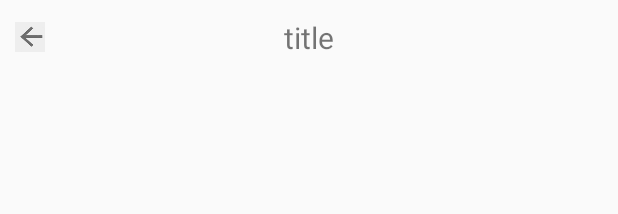
After one commit to BRIANYANGYANG/InfoComm_App, an Android app: the layout map_main.xml on its own in the app's theme, with its tools: preview values and no code run, on a phone screen of 412 x 824 dp. The commit adds this screen. Shown: the top 214 px of the screen. Run offline under Robolectric (Android 15) with nearby library versions, the phone set to English and light mode, and no system bars.

Commit message:
cm  增加返回标题栏 增加主页spinner选择位置 增加各窗口布局文件

```diff
--- /dev/null
+++ b/app/src/main/java/com/example/administrator/infocomm/TitleView.java
@@ -0,0 +1,49 @@
+package com.example.administrator.infocomm;
+
+import android.app.Activity;
+import android.content.Context;
+import android.support.annotation.NonNull;
+import android.support.annotation.Nullable;
+import android.support.v4.view.LayoutInflaterCompat;
+import android.util.AttributeSet;
+import android.view.LayoutInflater;
+import android.view.View;
+import android.widget.FrameLayout;
+import android.widget.ImageView;
+import android.widget.TextView;
+
+/**
+ * Created by Administrator on 2018/3/12 0012.
+ */
+
+public class TitleView extends FrameLayout {
+    private TextView titleText;
+    private ImageView back;
+
+    public TitleView( Context context,  AttributeSet attrs) {
+        super(context, attrs);
+        LayoutInflater.from(context).inflate(R.layout.title, this);
+        titleText = findViewById(R.id.title_text);
+        back = findViewById(R.id.back);
+        back.setOnClickListener(new OnClickListener() {
+            @Override
+            public void onClick(View view) {
+                ((Activity) getContext()).finish();
+            }
+        });
+    }
+
+    /**
+     * 设置标题
+     * @param text
+     */
+    public void setTitleText(String text) {
+        titleText.setText(text);
+    }
+    /**
+     * 隐藏返回按钮
+     */
+    public void hideBackImage(){
+        back.setVisibility(View.GONE);
+    }
+}
--- a/app/src/main/res/layout/activity_main.xml
+++ b/app/src/main/res/layout/activity_main.xml
@@ -45,6 +45,12 @@
 
     </RelativeLayout>
 
+    <Spinner
+        android:id="@+id/spiner"
+        android:layout_below="@id/topvideo"
+        android:layout_width="30dp"
+        android:layout_height="wrap_content"></Spinner>
+
     <com.jude.rollviewpager.RollPagerView
         android:id="@+id/autorollview"
         android:layout_alignParentBottom="true"
--- /dev/null
+++ b/app/src/main/res/layout/map_main.xml
@@ -0,0 +1,11 @@
+<?xml version="1.0" encoding="utf-8"?>
+<RelativeLayout xmlns:android="http://schemas.android.com/apk/res/android"
+    android:layout_width="match_parent" android:layout_height="match_parent">
+<com.example.administrator.infocomm.TitleView
+    android:id="@+id/title"
+    android:layout_width="match_parent"
+    android:layout_height="wrap_content"></com.example.administrator.infocomm.TitleView>
+
+
+
+</RelativeLayout>
--- /dev/null
+++ b/app/src/main/res/layout/title.xml
@@ -0,0 +1,22 @@
+<?xml version="1.0" encoding="utf-8"?>
+<RelativeLayout xmlns:android="http://schemas.android.com/apk/res/android"
+    android:layout_width="match_parent" android:layout_height="50dp">
+
+    <ImageView
+        android:id="@+id/back"
+        android:layout_centerVertical="true"
+        android:src="@mipmap/back"
+        android:scaleType="fitXY"
+        android:padding="10dp"
+        android:layout_width="40dp"
+        android:layout_height="40dp" />
+
+    <TextView
+        android:id="@+id/title_text"
+        android:text="title"
+        android:textSize="20sp"
+        android:layout_centerInParent="true"
+        android:layout_width="wrap_content"
+        android:layout_height="wrap_content" />
+
+</RelativeLayout>
```
Also changed, not shown: app/src/main/java/com/example/administrator/infocomm/MainActivity.java (+42 -0 lines), app/src/main/java/com/example/administrator/infocomm/MapActivity.java (+11 -0 lines), app/src/main/java/com/example/administrator/infocomm/MeetingActivity.java (+12 -0 lines), app/src/main/java/com/example/administrator/infocomm/SearchActivity.java (+13 -0 lines), app/src/main/res/layout/meeting_main.xml (added, +11 -0 lines), app/src/main/res/layout/search_main.xml (added, +11 -0 lines), app/src/main/res/mipmap-xhdpi/back.png (added).
